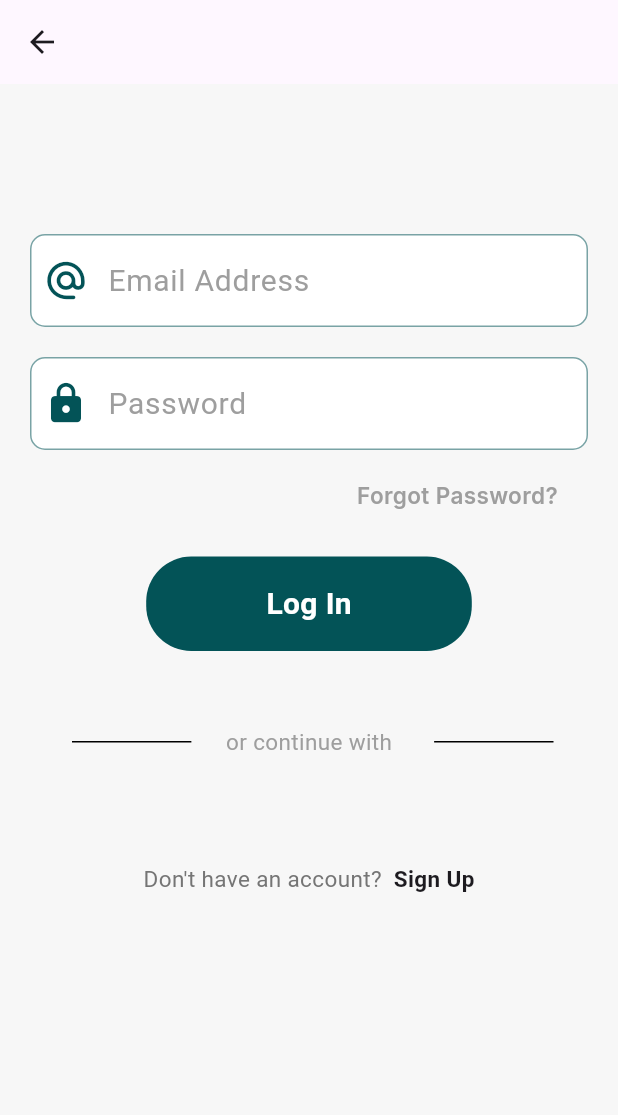
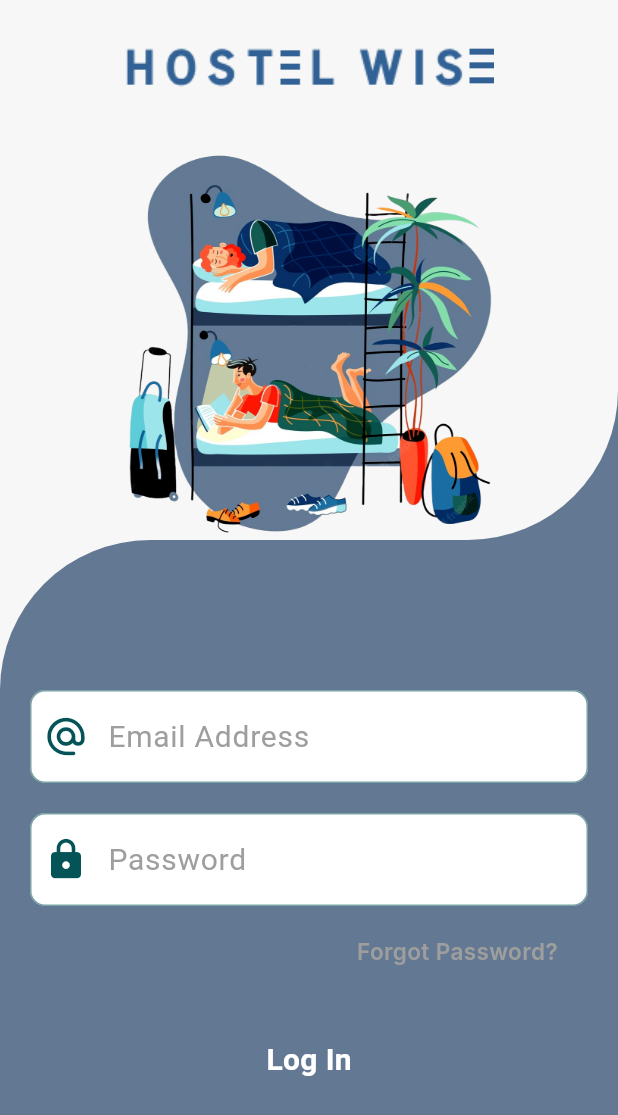
Before and after one commit to vasusomani/hostel_wise, a Flutter app: the screen it shows after launch, on a phone screen of 412 x 824 dp. Shown: the top 1115 px of the screen. Run offline on Flutter 3.47's test engine with Material 2 defaults, Android fonts, the light colour scheme and no system bars; our stand-ins replace google_fonts.

Commit message:
UI Updation

```diff
--- a/lib/Pages/SignInPage.dart
+++ b/lib/Pages/SignInPage.dart
@@ -1,7 +1,6 @@
 import 'package:flutter/material.dart';
 import 'package:google_fonts/google_fonts.dart';
 import 'package:hostel_wise/Util/appBar.dart';
-
 import '../Util/HexToColor.dart';
 import '../Util/TextFieldAuth.dart';
 
@@ -22,8 +21,48 @@ class _SignInPageState extends State<SignInPage> {
   @override
   Widget build(BuildContext context) {
     return Scaffold(
-      appBar: AppBar(),
-      body: GestureDetector(
+      appBar: AppBar(
+        automaticallyImplyLeading: false,
+        title: Container(
+          alignment: Alignment.center,
+          child: Expanded(
+            child: Image.asset(
+              "assets/Icons/HostelWise.png",
+            ),
+          ),
+        ),
+        toolbarHeight: 100,
+      ),
+      body: Column(
+        children: [
+          Stack(
+            alignment: Alignment.bottomRight,
+            children: [
+              Container(
+                color: HexColor("#637892"),
+                height: 115,
+                width: 107,
+              ),
+              Container(
+                decoration: BoxDecoration(
+                    color: HexColor("#F7F7F7"),
+                    borderRadius:
+                        BorderRadius.only(bottomRight: Radius.circular(100))),
+                height: 260,
+                width: MediaQuery.of(context).size.width,
+                child: Image.asset(
+                  "assets/Icons/graffiti.png",
+                ),
+              ),
+            ],
+          ),
+          Expanded(
+            child: Container(
+              decoration: BoxDecoration(
+                  color: HexColor("#637892"),
+                  borderRadius:
+                      BorderRadius.only(topLeft: Radius.circular(100))),
+              child: GestureDetector(
                 onTap: () {
                   FocusScope.of(context).requestFocus(FocusNode());
                 },
@@ -63,7 +102,7 @@ class _SignInPageState extends State<SignInPage> {
                               padding: const EdgeInsets.symmetric(
                                   vertical: 17, horizontal: 80),
                               decoration: BoxDecoration(
-                          color: HexColor("#035357"),
+                                  color: HexColor("#FFEAD2"),
                                   borderRadius: BorderRadius.circular(30)),
                               child: const Text(
                                 "Log In",
@@ -74,56 +113,62 @@ class _SignInPageState extends State<SignInPage> {
                               ),
                             ),
                           ),
-                  const SizedBox(height: 50),
-                  Row(
-                    mainAxisAlignment: MainAxisAlignment.center,
-                    children: const [
-                      Expanded(
-                        child: Divider(
-                          thickness: 1,
-                          color: Colors.black,
-                          indent: 28,
-                          endIndent: 23,
-                        ),
-                      ),
-                      Text("or continue with",
-                          style: TextStyle(color: Colors.grey, fontSize: 15)),
-                      Expanded(
-                        child: Divider(
-                          thickness: 1,
-                          color: Colors.black,
-                          indent: 28,
-                          endIndent: 23,
-                        ),
-                      ),
-                    ],
-                  ),
-                  const SizedBox(height: 40),
-                  const SizedBox(height: 30),
-                  Row(
-                    mainAxisAlignment: MainAxisAlignment.center,
-                    children: [
-                      Text(
-                        "Don't have an account?  ",
-                        style: TextStyle(
-                            color: Colors.grey.shade600, fontSize: 15),
-                      ),
-                      InkWell(
-                        onTap: () => Navigator.pushNamed(context, '/signup'),
-                        child: const Text(
-                          "Sign Up",
-                          style: TextStyle(
-                              fontSize: 15, fontWeight: FontWeight.bold),
-                        ),
-                      )
-                    ],
-                  )
+                          // const SizedBox(height: 50),
+                          // Row(
+                          //   mainAxisAlignment: MainAxisAlignment.center,
+                          //   children: const [
+                          //     Expanded(
+                          //       child: Divider(
+                          //         thickness: 1,
+                          //         color: Colors.black,
+                          //         indent: 28,
+                          //         endIndent: 23,
+                          //       ),
+                          //     ),
+                          //     Text("or continue with",
+                          //         style: TextStyle(
+                          //             color: Colors.grey, fontSize: 15)),
+                          //     Expanded(
+                          //       child: Divider(
+                          //         thickness: 1,
+                          //         color: Colors.black,
+                          //         indent: 28,
+                          //         endIndent: 23,
+                          //       ),
+                          //     ),
+                          //   ],
+                          // ),
+                          // const SizedBox(height: 40),
+                          // const SizedBox(height: 30),
+                          // Row(
+                          //   mainAxisAlignment: MainAxisAlignment.center,
+                          //   children: [
+                          //     Text(
+                          //       "Don't have an account?  ",
+                          //       style: TextStyle(
+                          //           color: Colors.grey.shade600, fontSize: 15),
+                          //     ),
+                          //     InkWell(
+                          //       onTap: () =>
+                          //           Navigator.pushNamed(context, '/signup'),
+                          //       child: const Text(
+                          //         "Sign Up",
+                          //         style: TextStyle(
+                          //             fontSize: 15, fontWeight: FontWeight.bold),
+                          //       ),
+                          //     )
+                          //   ],
+                          // )
                         ],
                       ),
                     ),
                   ),
                 ),
               ),
+            ),
+          ),
+        ],
+      ),
     );
   }
 }
--- a/lib/Util/appBar.dart
+++ b/lib/Util/appBar.dart
@@ -1,7 +1,7 @@
 import 'package:flutter/material.dart';
 
-class AppBar1 extends StatelessWidget {
-  const AppBar1({Key? key}) : super(key: key);
+class AppBarDefault extends StatelessWidget {
+  const AppBarDefault({Key? key}) : super(key: key);
 
   @override
   Widget build(BuildContext context) {
--- a/lib/main.dart
+++ b/lib/main.dart
@@ -25,6 +25,7 @@ class MyApp extends StatelessWidget {
       //             MaterialStatePropertyAll(Color.fromARGB(100, 30, 30, 30)),
       //             shape: MaterialStatePropertyAll(CircleBorder())))),
       theme: ThemeData(
+          appBarTheme: AppBarTheme(backgroundColor: HexColor("#F7F7F7")),
           textTheme:
               const TextTheme(displayMedium: TextStyle(color: Colors.black)),
           useMaterial3: true,
--- a/pubspec.yaml
+++ b/pubspec.yaml
@@ -65,6 +65,7 @@ flutter:
   # To add assets to your application, add an assets section, like this:
   assets:
     - assets/Icons/
+    - assets/Icons/graffiti.png
     - assets/
   #   - images/a_dot_ham.jpeg
 
```
Also changed, not shown: assets/Icons/graffiti.png (added). Lines whose indentation alone changed are shown as unchanged.
